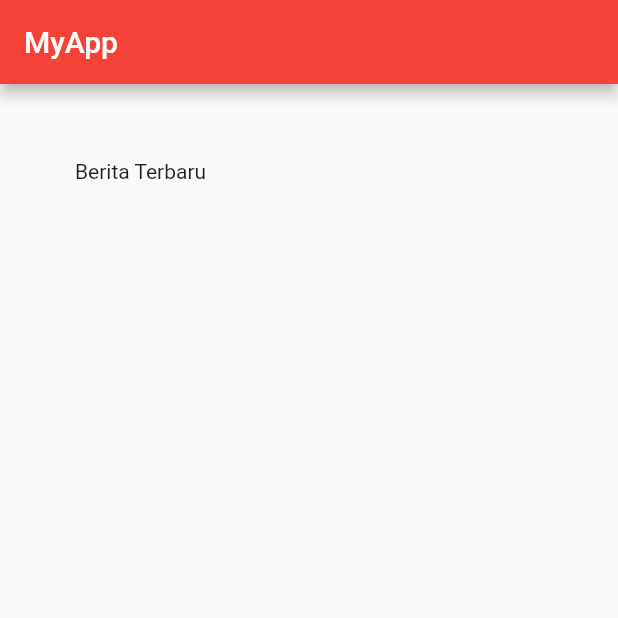
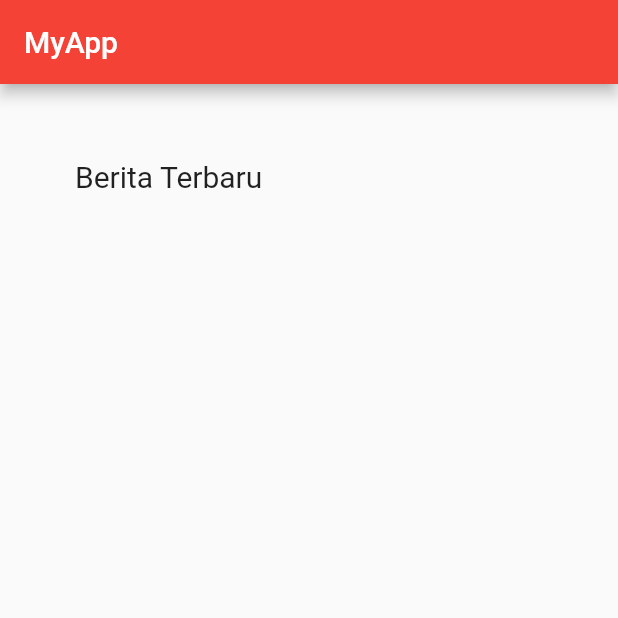
Before and after one commit to Rasyid-Renaldi/flutter-basic, a Flutter app: the screen it shows after launch, on a phone screen of 412 x 824 dp, the top half of it. Run offline on Flutter 3.47's test engine with Material 2 defaults, Android fonts, the phone set to English and light mode, and no system bars.

Commit message:
Update TextStyle

```diff
--- a/firstflutter_app/lib/main.dart
+++ b/firstflutter_app/lib/main.dart
@@ -23,7 +23,8 @@ class MyApp extends StatelessWidget {
           height: 200,
           width: 200,
           alignment: Alignment.topLeft,
-          child:const Text('Berita Terbaru'),
+          child:const Text('Berita Terbaru', style: TextStyle(fontSize: 20)
+          ),
         ),
       ),
     );
```
